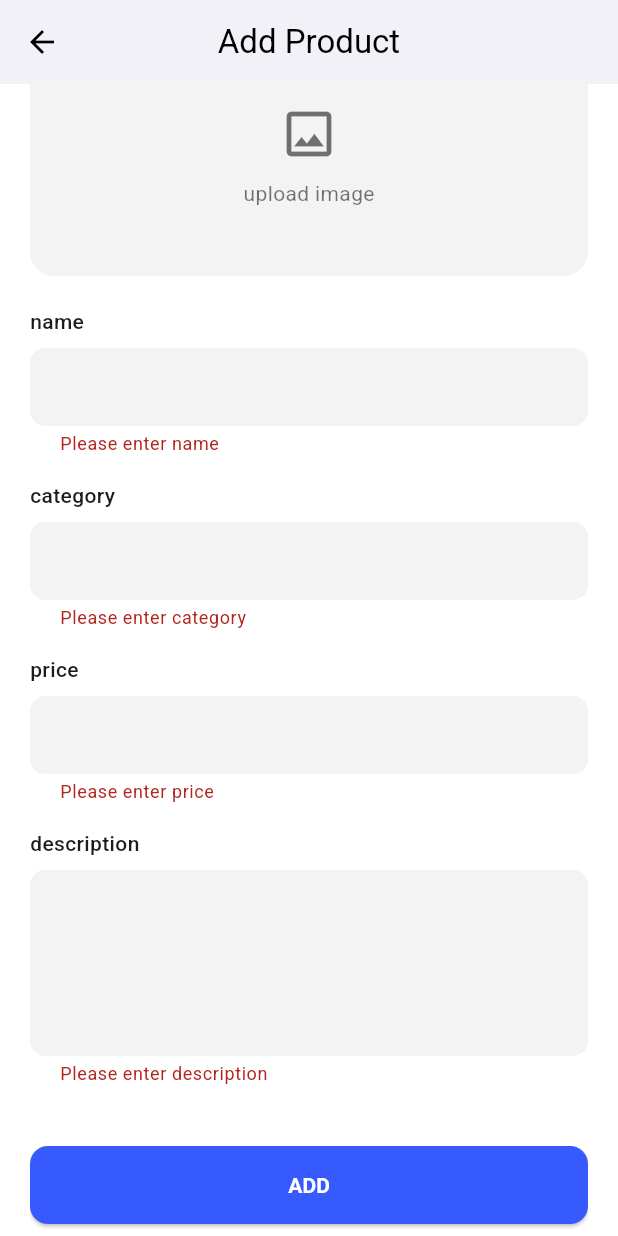
After one commit to Nathan-44-rugo/A2SV-Project-Phase-Mobile-Tasks-2025, a Flutter app: the AddProductScreen screen opened directly, scrolled down 52 dp, after a tap on "ADD", on a phone screen of 412 x 824 dp. The commit adds this screen. Run offline on Flutter 3.47's test engine with Material 3 defaults, Android fonts, the light colour scheme and no system bars; our stand-ins replace image_picker.

Commit message:
Create Add Product Page

```diff
--- a/mobile/task-6/lib/data/dummy_data.dart
+++ b/mobile/task-6/lib/data/dummy_data.dart
@@ -31,6 +31,4 @@ final List<Product> dummyProducts = [
     imagePath: 'assets/product.png',
     availableSizes: [39, 40, 41, 42, 43, 44],
   ),
-
-  // Add more products if needed
 ];
--- /dev/null
+++ b/mobile/task-6/lib/screens/add_productscreen.dart
@@ -0,0 +1,184 @@
+import 'dart:io';
+import 'package:flutter/material.dart';
+import 'package:image_picker/image_picker.dart';
+
+import '../data/dummy_data.dart';
+import '../models/product.dart';
+
+class AddProductScreen extends StatefulWidget {
+  @override
+  _AddProductScreenState createState() => _AddProductScreenState();
+}
+
+class _AddProductScreenState extends State<AddProductScreen> {
+  final _formKey = GlobalKey<FormState>();
+  final _nameController = TextEditingController();
+  final _categoryController = TextEditingController();
+  final _priceController = TextEditingController();
+  final _descriptionController = TextEditingController();
+
+  XFile? _pickedImage;
+
+  Future<void> _pickImage() async {
+    final picker = ImagePicker();
+    final image = await picker.pickImage(source: ImageSource.gallery);
+    if (image != null) {
+      setState(() {
+        _pickedImage = image;
+      });
+    }
+  }
+
+  void _addProduct() {
+    if (_formKey.currentState!.validate()) {
+      final newProduct = Product(
+        title: _nameController.text,
+        description: _descriptionController.text,
+        category: _categoryController.text,
+        price: double.tryParse(_priceController.text) ?? 0.0,
+        rating: 0.0,
+        imagePath: _pickedImage?.path ?? 'assets/product.png',
+        availableSizes: [39, 40, 41, 42],
+      );
+
+      dummyProducts.add(newProduct);
+
+
+      Navigator.of(context).pop();
+
+
+      ScaffoldMessenger.of(context).showSnackBar(
+        SnackBar(content: Text('Product added successfully')),
+      );
+    }
+  }
+
+  void _deleteProduct() {
+    _nameController.clear();
+    _categoryController.clear();
+    _priceController.clear();
+    _descriptionController.clear();
+    setState(() {
+      _pickedImage = null;
+    });
+  }
+
+  @override
+  Widget build(BuildContext context) {
+    return Scaffold(
+      backgroundColor: Colors.white,
+      appBar: AppBar(
+        elevation: 0,
+        backgroundColor: Colors.white,
+        centerTitle: true,
+        leading: BackButton(color: Colors.black),
+        title: Text('Add Product', style: TextStyle(color: Colors.black)),
+      ),
+      body: Padding(
+        padding: const EdgeInsets.symmetric(horizontal: 20.0),
+        child: Form(
+          key: _formKey,
+          child: ListView(
+            children: [
+              // Image Picker Box
+              GestureDetector(
+                onTap: _pickImage,
+                child: Container(
+                  height: 160,
+                  margin: EdgeInsets.only(top: 20, bottom: 20),
+                  decoration: BoxDecoration(
+                    color: Color(0xFFF3F3F3),
+                    borderRadius: BorderRadius.circular(16),
+                  ),
+                  child: Center(
+                    child: _pickedImage == null
+                        ? Column(
+                      mainAxisAlignment: MainAxisAlignment.center,
+                      children: [
+                        Icon(Icons.image_outlined, size: 40, color: Colors.black54),
+                        SizedBox(height: 10),
+                        Text("upload image", style: TextStyle(color: Colors.black54)),
+                      ],
+                    )
+                        : ClipRRect(
+                      borderRadius: BorderRadius.circular(16),
+                      child: Image.file(
+                        File(_pickedImage!.path),
+                        fit: BoxFit.cover,
+                        width: double.infinity,
+                      ),
+                    ),
+                  ),
+                ),
+              ),
+              // Form fields
+              _buildTextField("name", _nameController),
+              _buildTextField("category", _categoryController),
+              _buildTextField("price", _priceController, isPrice: true),
+              _buildTextField("description", _descriptionController, isMultiline: true),
+              SizedBox(height: 24),
+              // Add Button
+              ElevatedButton(
+                onPressed: _addProduct,
+                style: ElevatedButton.styleFrom(
+                  backgroundColor: Color(0xFF375AFF),
+                  shape: RoundedRectangleBorder(
+                    borderRadius: BorderRadius.circular(12),
+                  ),
+                  padding: EdgeInsets.symmetric(vertical: 16),
+                ),
+                child: Text("ADD", style: TextStyle(color: Colors.white, fontWeight: FontWeight.bold)),
+              ),
+              SizedBox(height: 12),
+              // Delete Button
+              OutlinedButton(
+                onPressed: _deleteProduct,
+                style: OutlinedButton.styleFrom(
+                  side: BorderSide(color: Colors.red),
+                  shape: RoundedRectangleBorder(
+                    borderRadius: BorderRadius.circular(12),
+                  ),
+                  padding: EdgeInsets.symmetric(vertical: 16),
+                ),
+                child: Text("DELETE", style: TextStyle(color: Colors.red, fontWeight: FontWeight.bold)),
+              ),
+              SizedBox(height: 24),
+            ],
+          ),
+        ),
+      ),
+    );
+  }
+
+  Widget _buildTextField(String label, TextEditingController controller, {bool isPrice = false, bool isMultiline = false}) {
+    return Column(
+      crossAxisAlignment: CrossAxisAlignment.start,
+      children: [
+        Text(label, style: TextStyle(fontSize: 14, fontWeight: FontWeight.w500)),
+        SizedBox(height: 8),
+        TextFormField(
+          controller: controller,
+          keyboardType: isPrice ? TextInputType.number : TextInputType.text,
+          maxLines: isMultiline ? 4 : 1,
+          decoration: InputDecoration(
+            filled: true,
+            fillColor: Color(0xFFF3F3F3),
+            suffixText: isPrice ? "\$" : null,
+            border: OutlineInputBorder(
+              borderSide: BorderSide.none,
+              borderRadius: BorderRadius.circular(10),
+            ),
+            contentPadding: EdgeInsets.symmetric(horizontal: 16, vertical: 14),
+          ),
+          validator: (value) {
+            if (value == null || value.isEmpty) {
+              return "Please enter $label";
+            }
+            return null;
+          },
+        ),
+        SizedBox(height: 16),
+      ],
+    );
+  }
+}
--- a/mobile/task-6/lib/screens/add_screen.dart
+++ /dev/null
@@ -1,33 +0,0 @@
-import 'package:flutter/material.dart';
-
-class AddProduct extends StatelessWidget {
-  const AddProduct({super.key});
-
-  @override
-  Widget build(BuildContext context) {
-    return Scaffold(
-      appBar: AppBar(
-        leadingWidth: 30,
-        title: Center(
-          child:
-            Text(
-              "Add product",
-              style: TextStyle(
-                fontFamily: "Poppins"
-              )
-                ),
-        )
-      ),
-      body:
-          Center(
-            child:
-              Column(
-                mainAxisAlignment: MainAxisAlignment.spaceEvenly,
-                children: <Widget>[
-
-                ],
-              )
-          )
-    );
-  }
-}
--- a/mobile/task-6/lib/screens/detail_screen.dart
+++ b/mobile/task-6/lib/screens/detail_screen.dart
@@ -140,7 +140,7 @@ class _DetailScreenState extends State<DetailScreen> {
                               shape: RoundedRectangleBorder(
                                   borderRadius: BorderRadius.circular(12)),
                             ),
-                            child: Text("UPDATE"),
+                            child: Text("UPDATE", style: TextStyle(color: Colors.white)),
                           ),
                         ),
                       ],
--- a/mobile/task-6/lib/screens/filter_screen.dart
+++ b/mobile/task-6/lib/screens/filter_screen.dart
@@ -64,7 +64,7 @@ class _FilterScreenState extends State<FilterScreen> {
                     borderRadius: BorderRadius.circular(12),
                   ),
                 ),
-                child: Text("APPLY"),
+                child: Text("APPLY", style: TextStyle(color: Colors.white)),
               ),
             ),
           ],
--- a/mobile/task-6/lib/screens/home_screen.dart
+++ b/mobile/task-6/lib/screens/home_screen.dart
@@ -1,5 +1,5 @@
 import 'package:flutter/material.dart';
-import 'package:task_6/screens/add_screen.dart';
+import 'package:task_6/screens/add_productscreen.dart';
 import 'package:task_6/screens/product_search_screen.dart';
 import '../data/dummy_data.dart';
 import '../widgets/product_card.dart';
@@ -72,7 +72,7 @@ class HomeScreen extends StatelessWidget {
       ),
       floatingActionButton: FloatingActionButton(
         onPressed: () => Navigator.push(context,
-          MaterialPageRoute(builder: (_) => AddProduct())
+          MaterialPageRoute(builder: (_) => AddProductScreen())
         ),
         backgroundColor: Colors.blue,
         child: Icon(Icons.add, color: Colors.white),
```
Also changed, not shown: mobile/task-6/assets/product.png, 1 other file.
